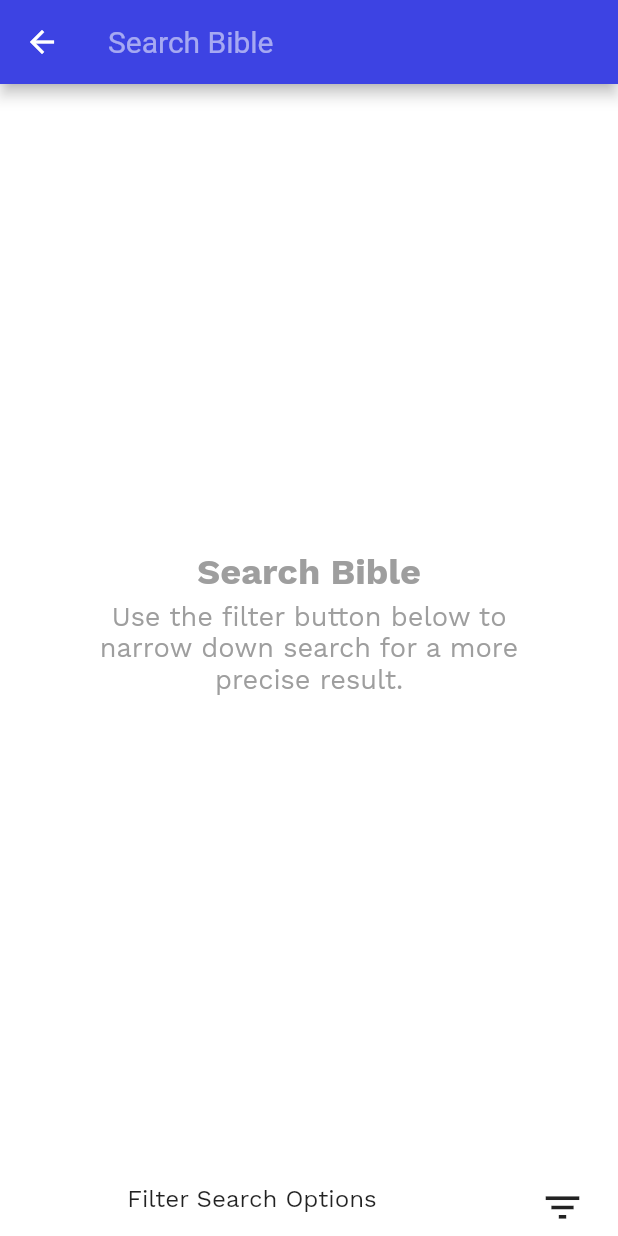
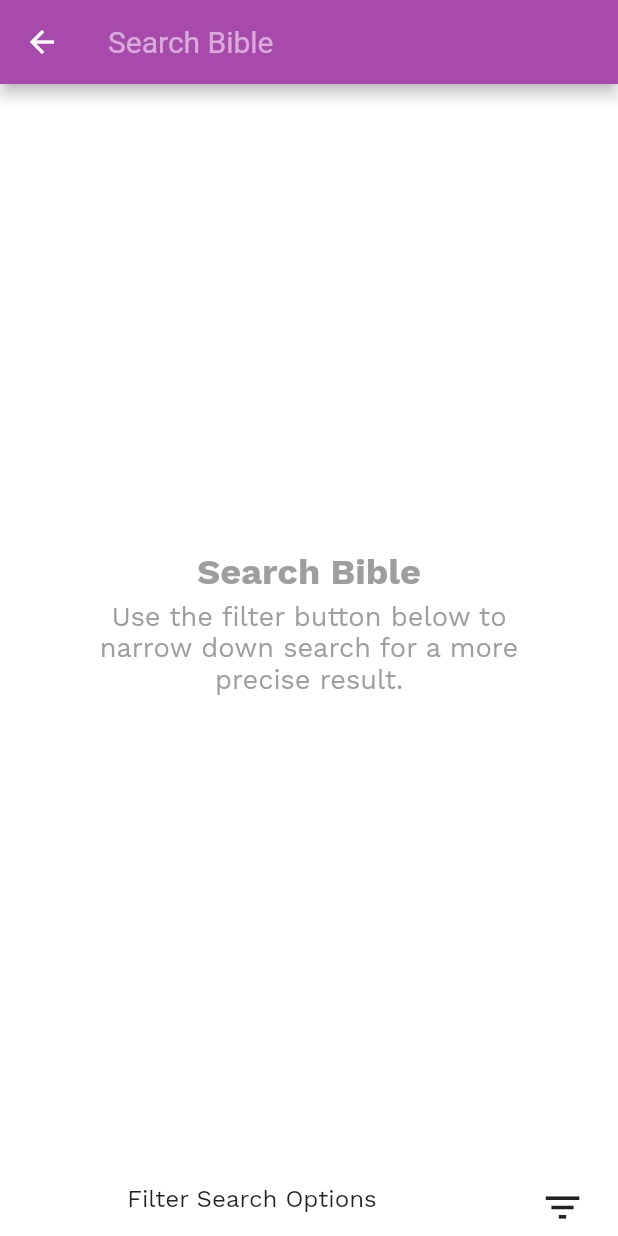
Before and after one commit to faithpays/tcc_toronto_mobile_app, a Flutter app: the BibleSearchScreen screen opened by its route, on a phone screen of 412 x 824 dp. Run offline on Flutter 3.47's test engine with Material 2 defaults, Android fonts, the phone set to English and light mode, and no system bars; drawn by our look-alikes of pull_to_refresh; our stand-ins replace better_player, cached_network_image, dio, email_validator, event_bus, file_picker and 25 more; missing offline and left inert: apple_sign_in, audiofileplayer, bottom_navigation_badge, clipboard, dynamic_text_highlighting, expandable_group and 13 more; accounts and stored records are empty; generated files the repository leaves out were written again; network calls fail.

Commit message:
minor fixes

```diff
--- a/lib/utils/my_colors.dart
+++ b/lib/utils/my_colors.dart
@@ -2,8 +2,8 @@ import 'package:flutter/material.dart';
 import 'Utility.dart';
 
 class MyColors {
-  //static Color primary = Utility.hexToColor("#a74aab");
-  static Color primary = Utility.hexToColor("#3d43e3");
+  static Color primary = Utility.hexToColor("#a74aab");
+  //static Color primary = Utility.hexToColor("#3d43e3");
   static Color primaryDark = Utility.hexToColor("#a74aab");
   static Color primaryLight = Colors.pink[300];
   static Color primaryVeryLight = Colors.pink[100];
--- a/pubspec.yaml
+++ b/pubspec.yaml
@@ -15,7 +15,7 @@ publish_to: 'none' # Remove this line if you wish to publish to pub.dev
 # In iOS, build-name is used as CFBundleShortVersionString while build-number used as CFBundleVersion.
 # Read more about iOS versioning at
 # https://developer.apple.com/library/archive/documentation/General/Reference/InfoPlistKeyReference/Articles/CoreFoundationKeys.html
-version: 1.1.0+14
+version: 1.2.0+15
 
 environment:
   sdk: ">=2.7.0 <3.0.0"
```
